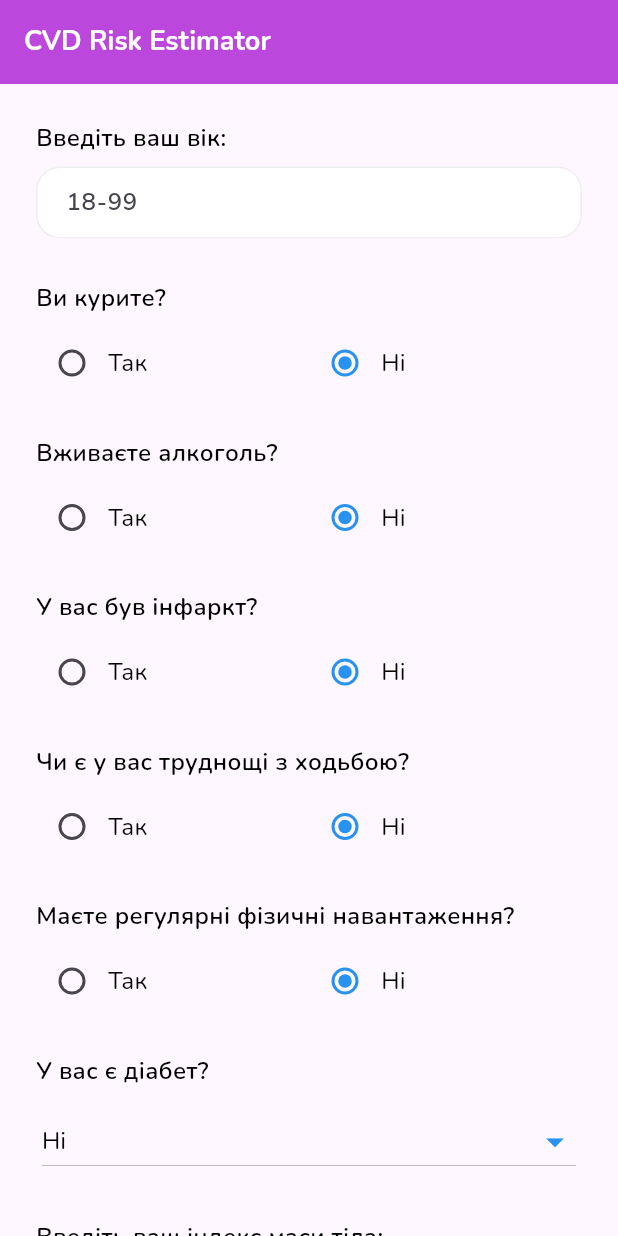
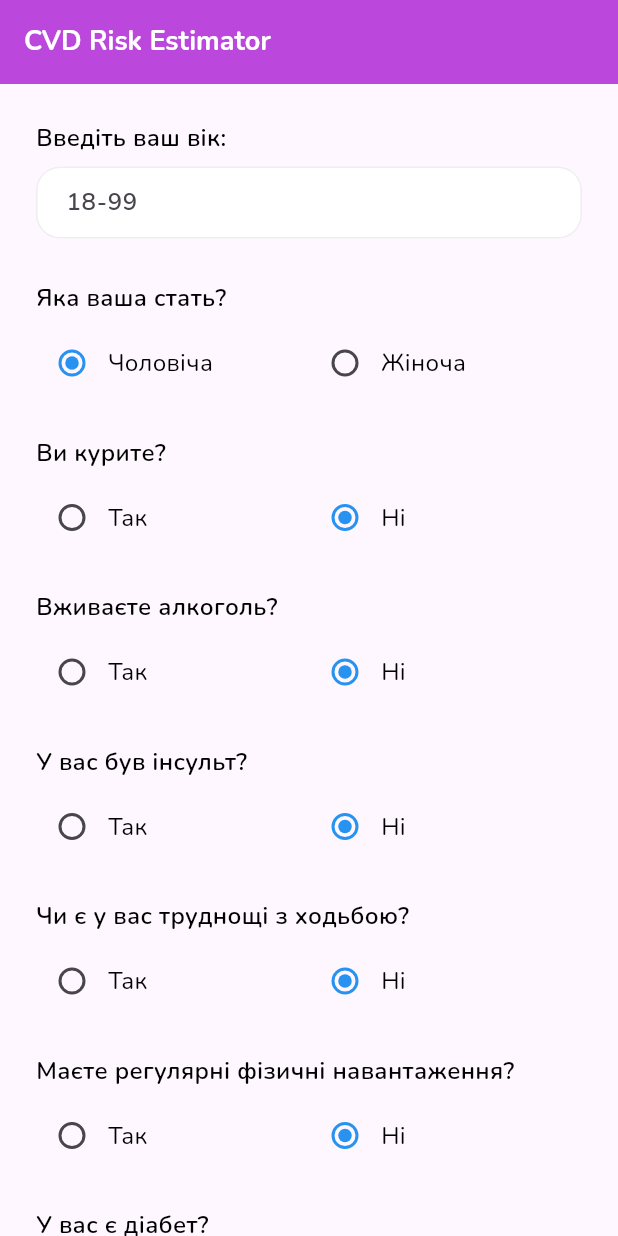
Before and after one commit to solomchaak/diploma_risk_predictor, a Flutter app: the screen it shows after launch, on a phone screen of 412 x 824 dp. Run offline on Flutter 3.47's test engine with Material 3 defaults, Android fonts, the light colour scheme and no system bars; our stand-ins replace google_fonts; missing offline and left inert: tflite_flutter.

Commit message:
Added functionality

```diff
--- a/lib/homepage.dart
+++ b/lib/homepage.dart
@@ -1,7 +1,6 @@
 import 'package:diploma_risk_predictor/app_button.dart';
 import 'package:diploma_risk_predictor/app_input.dart';
 import 'package:diploma_risk_predictor/input_label.dart';
-import 'package:diploma_risk_predictor/my_app_bar.dart';
 import 'package:flutter/material.dart';
 import 'package:google_fonts/google_fonts.dart';
 import 'package:tflite_flutter/tflite_flutter.dart';
@@ -14,7 +13,12 @@ class HomePage extends StatefulWidget {
 }
 
 class _HomePageState extends State<HomePage> {
-  List<TextEditingController> controllers = [];
+  late bool showRequiredMessage;
+  late TextEditingController ageController;
+  late TextEditingController bmiController;
+  late TextEditingController physicalHealthController;
+  late TextEditingController mentalHealthController;
+  late TextEditingController sleepController;
   String result = 'невизначений';
   late Interpreter interpreter;
   List<String> isSmoking = ['Yes', 'No'];
@@ -40,25 +44,24 @@ class _HomePageState extends State<HomePage> {
   @override
   void initState() {
     super.initState();
-    controllers = [
-      TextEditingController(),
-      TextEditingController(),
-      TextEditingController(),
-      TextEditingController(),
-      TextEditingController()
-    ];
+    showRequiredMessage = false;
+    ageController = TextEditingController();
+    bmiController = TextEditingController();
+    physicalHealthController = TextEditingController();
+    mentalHealthController = TextEditingController();
+    sleepController = TextEditingController();
     loadModel();
   }
 
   Future<void> loadModel() async {
-    interpreter = await Interpreter.fromAsset('assets/dnn.tflite');
+    interpreter = await Interpreter.fromAsset('assets/dnn_after_smote.tflite');
   }
 
   void performAction() {
     // int x = int.parse(numberController.text);
 
     // For ex: if input tensor shape [1,5] and type is float32
-    var input = [
+    var fake_input = [
       [
         0.0,
         1.0,
@@ -112,6 +115,25 @@ class _HomePageState extends State<HomePage> {
         0.173913
       ]
     ];
+    var input = [
+      [
+        double.parse(bmiController.text),
+        selectedSmoking == 'Yes' ? 1 : 0,
+        selectedAlcohol == 'Yes' ? 1 : 0,
+        selectedStroke == 'Yes' ? 1 : 0,
+        double.parse(physicalHealthController.text),
+        double.parse(mentalHealthController.text),
+        selectedDiffWalking == 'Yes' ? 1 : 0,
+        selectedSex == 'Male' ? 1 : 0,
+        double.parse(ageController.text) ~/ 5 - 3,
+        5,
+        selectedDiabetic.contains('Yes') ? 1 : 0,
+        selectedPhysicalActivity == 'Yes' ? 1 : 0,
+        double.parse(sleepController.text),
+      ]
+    ];
+    // var input = [[21.2, 0, 1, 0, 27.0, 25.0, 0, 1, 1, 0, 1, 7.0]];
+    print(input);
     // var input = [x];
 
     // if output tensor shape [1,2] and type is float32
@@ -126,8 +148,8 @@ class _HomePageState extends State<HomePage> {
     // ];
     print(output);
     setState(() {
-      // result = 'Result: ${output[0][0]}';
-      result = '14%';
+      result = '${(output[0][0] * 100).round()} %';
+      // result = '14%';
     });
   }
 
@@ -144,25 +166,77 @@ class _HomePageState extends State<HomePage> {
         ),
         body: Container(
           margin: const EdgeInsets.symmetric(horizontal: 24),
-        child: Expanded(
           child: SingleChildScrollView(
-        child: Expanded(
             child: Column(
               crossAxisAlignment: CrossAxisAlignment.center,
               children: <Widget>[
-                // const MyAppBar(
-                //   content: Text('CVD Risk Estimator'),
-                // ),
-                // TextField(
-                //   // controller: numberController,
-                //   decoration: const InputDecoration(hintText: 'Type in'),
-                // ),
                 const SizedBox(height: 8),
                 const InputLabel(label: 'Введіть ваш вік:'),
                 TextInput(
                   label: '18-99',
+                  errorText: (ageController.text.isEmpty ||
+                              double.tryParse(ageController.text) == null ||
+                              double.parse(ageController.text) < 18 ||
+                              double.parse(ageController.text) > 99) &&
+                          showRequiredMessage
+                      ? 'Будь ласка, введіть вік правильно'
+                      : null,
                   keyboardType: TextInputType.number,
-                    controller: controllers[0]),
+                  controller: ageController,
+                  onChanged: (String value) {
+                    if (value.isEmpty) {
+                      setState(() {});
+                    }
+                  },
+                ),
+                const SizedBox(height: 8),
+                const InputLabel(label: 'Яка ваша стать?'),
+                Row(
+                  children: [
+                    Expanded(
+                      flex: 1,
+                      child: Row(
+                        children: [
+                          Radio(
+                            value: sex[0],
+                            activeColor:
+                                const Color.fromARGB(255, 39, 146, 240),
+                            groupValue: selectedSex,
+                            onChanged: (value) {
+                              setState(() {
+                                selectedSex = value.toString();
+                              });
+                            },
+                          ),
+                          Text('Чоловіча',
+                              style: GoogleFonts.nunito(
+                                  color: Colors.black, fontSize: 16)),
+                        ],
+                      ),
+                    ),
+                    Expanded(
+                      flex: 1,
+                      child: Row(
+                        children: [
+                          Radio(
+                            value: sex[1],
+                            activeColor:
+                                const Color.fromARGB(255, 39, 146, 240),
+                            groupValue: selectedSex,
+                            onChanged: (value) {
+                              setState(() {
+                                selectedSex = value.toString();
+                              });
+                            },
+                          ),
+                          Text('Жіноча',
+                              style: GoogleFonts.nunito(
+                                  color: Colors.black, fontSize: 16)),
+                        ],
+                      ),
+                    ),
+                  ],
+                ),
                 const SizedBox(height: 8),
                 const InputLabel(label: 'Ви курите?'),
                 Row(
@@ -260,7 +334,7 @@ class _HomePageState extends State<HomePage> {
                   ],
                 ),
                 const SizedBox(height: 8),
-                const InputLabel(label: 'У вас був інфаркт?'),
+                const InputLabel(label: 'У вас був інсульт?'),
                 Row(
                   children: [
                     Expanded(
@@ -437,7 +511,7 @@ class _HomePageState extends State<HomePage> {
                     label: 'Наприклад: 23.76',
                     keyboardType:
                         const TextInputType.numberWithOptions(decimal: true),
-                    controller: controllers[1]),
+                    controller: bmiController),
                 const SizedBox(height: 8),
                 const InputLabel(
                     label:
@@ -445,7 +519,7 @@ class _HomePageState extends State<HomePage> {
                 TextInput(
                     label: '0-30',
                     keyboardType: TextInputType.number,
-                    controller: controllers[2]),
+                    controller: physicalHealthController),
                 const SizedBox(height: 8),
                 const InputLabel(
                     label:
@@ -453,20 +527,21 @@ class _HomePageState extends State<HomePage> {
                 TextInput(
                     label: '0-30',
                     keyboardType: TextInputType.number,
-                    controller: controllers[3]),
+                    controller: mentalHealthController),
                 const SizedBox(height: 8),
                 const InputLabel(label: 'Середня тривалість сну на добу:'),
                 TextInput(
                     label: 'Наприклад: 7.5',
                     keyboardType:
                         const TextInputType.numberWithOptions(decimal: true),
-                    controller: controllers[4]),
+                    controller: sleepController),
                 const SizedBox(height: 8),
 
                 AppButton(
                   label: 'Отримати передбачення',
                   fontSize: 18,
                   onPressed: () {
+                    showRequiredMessage = true;
                     performAction();
                   },
                 ),
@@ -489,8 +564,6 @@ class _HomePageState extends State<HomePage> {
               ],
             ),
           ),
-        ),
-      ),)
-    );
+        ));
   }
 }
```
Also changed, not shown: 4 other files. Lines whose indentation alone changed are shown as unchanged.
